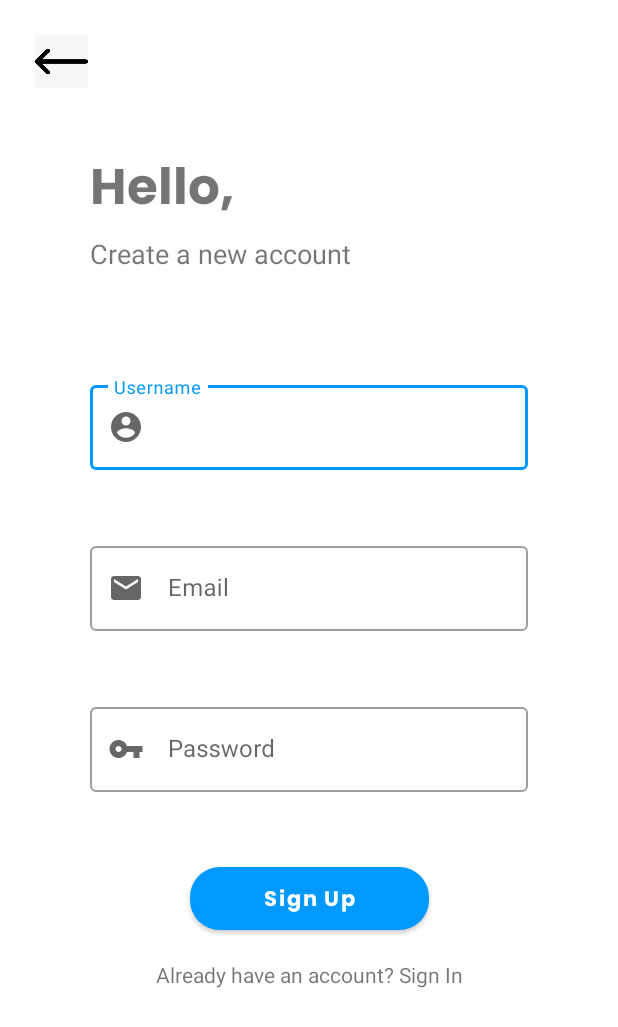
After one commit to rufinaadita/android-uas, an Android app: the layout register_activity.xml on its own in the app's theme, with its tools: preview values and no code run, on a phone screen of 412 x 824 dp. The commit adds this screen. Shown: the top 1027 px of the screen. Run offline under Robolectric (Android 15) with nearby library versions, the phone set to English and light mode, and no system bars.

Commit message:
register

```diff
--- /dev/null
+++ b/app/src/main/res/drawable/ic_account.xml
@@ -0,0 +1,10 @@
+<vector xmlns:android="http://schemas.android.com/apk/res/android"
+    android:width="24dp"
+    android:height="24dp"
+    android:viewportWidth="24"
+    android:viewportHeight="24"
+    android:tint="?attr/colorControlNormal">
+  <path
+      android:fillColor="@android:color/white"
+      android:pathData="M12,2C6.48,2 2,6.48 2,12s4.48,10 10,10 10,-4.48 10,-10S17.52,2 12,2zM12,5c1.66,0 3,1.34 3,3s-1.34,3 -3,3 -3,-1.34 -3,-3 1.34,-3 3,-3zM12,19.2c-2.5,0 -4.71,-1.28 -6,-3.22 0.03,-1.99 4,-3.08 6,-3.08 1.99,0 5.97,1.09 6,3.08 -1.29,1.94 -3.5,3.22 -6,3.22z"/>
+</vector>
--- /dev/null
+++ b/app/src/main/res/drawable/ic_key.xml
@@ -0,0 +1,10 @@
+<vector xmlns:android="http://schemas.android.com/apk/res/android"
+    android:width="24dp"
+    android:height="24dp"
+    android:viewportWidth="24"
+    android:viewportHeight="24"
+    android:tint="?attr/colorControlNormal">
+  <path
+      android:fillColor="@android:color/white"
+      android:pathData="M12.65,10C11.83,7.67 9.61,6 7,6c-3.31,0 -6,2.69 -6,6s2.69,6 6,6c2.61,0 4.83,-1.67 5.65,-4H17v4h4v-4h2v-4H12.65zM7,14c-1.1,0 -2,-0.9 -2,-2s0.9,-2 2,-2 2,0.9 2,2 -0.9,2 -2,2z"/>
+</vector>
--- /dev/null
+++ b/app/src/main/res/drawable/ic_mail.xml
@@ -0,0 +1,10 @@
+<vector xmlns:android="http://schemas.android.com/apk/res/android"
+    android:width="24dp"
+    android:height="24dp"
+    android:viewportWidth="24"
+    android:viewportHeight="24"
+    android:tint="?attr/colorControlNormal">
+  <path
+      android:fillColor="@android:color/white"
+      android:pathData="M20,4L4,4c-1.1,0 -1.99,0.9 -1.99,2L2,18c0,1.1 0.9,2 2,2h16c1.1,0 2,-0.9 2,-2L22,6c0,-1.1 -0.9,-2 -2,-2zM20,8l-8,5 -8,-5L4,6l8,5 8,-5v2z"/>
+</vector>
--- /dev/null
+++ b/app/src/main/res/layout/register_activity.xml
@@ -0,0 +1,126 @@
+<?xml version="1.0" encoding="utf-8"?>
+<LinearLayout xmlns:android="http://schemas.android.com/apk/res/android"
+    android:layout_width="match_parent"
+    android:layout_height="match_parent"
+    xmlns:app="http://schemas.android.com/apk/res-auto"
+    android:orientation="vertical">
+
+    <ImageView
+        android:layout_width="35dp"
+        android:layout_height="35dp"
+        android:layout_marginLeft="23dp"
+        android:layout_marginTop="23dp"
+        android:src="@drawable/left_arrow"
+        android:text="Back"/>
+
+    <LinearLayout
+        android:layout_width="match_parent"
+        android:layout_height="wrap_content"
+        android:orientation="vertical"
+        android:layout_marginLeft="60dp"
+        android:layout_marginRight="60dp"
+        android:layout_marginTop="40dp"
+        android:layout_marginBottom="60dp">
+
+        <androidx.constraintlayout.widget.ConstraintLayout
+            android:layout_width="match_parent"
+            android:layout_height="wrap_content">
+
+            <TextView
+                android:id="@+id/tv_Welcome"
+                android:layout_width="wrap_content"
+                android:layout_height="wrap_content"
+                android:text="Hello,"
+                app:layout_constraintTop_toTopOf="parent"
+                app:layout_constraintLeft_toLeftOf="parent"
+                android:textSize="33sp"
+                android:lineSpacingExtra="-100dp"
+                android:fontFamily="@font/poppin_bold"/>
+
+            <TextView
+                android:id="@+id/tv_continue"
+                app:layout_constraintLeft_toLeftOf="parent"
+                android:layout_width="wrap_content"
+                android:layout_height="wrap_content"
+                app:layout_constraintTop_toBottomOf="@+id/tv_Welcome"
+                android:text="Create a new account"
+                android:textSize="18sp" />
+
+            <com.google.android.material.textfield.TextInputLayout
+                android:id="@+id/tf_username"
+                android:layout_width="match_parent"
+                android:layout_height="wrap_content"
+                android:layout_marginTop="70dp"
+                app:layout_constraintTop_toBottomOf="@id/tv_continue"
+                style="@style/Widget.MaterialComponents.TextInputLayout.OutlinedBox"
+                android:hint="Username"
+                app:startIconDrawable="@drawable/ic_account">
+
+                <com.google.android.material.textfield.TextInputEditText
+                    android:layout_width="match_parent"
+                    android:layout_height="wrap_content"
+                    app:boxStrokeColor="@color/blue_main" />
+
+            </com.google.android.material.textfield.TextInputLayout>
+
+            <com.google.android.material.textfield.TextInputLayout
+                android:id="@+id/tf_email"
+                android:layout_width="match_parent"
+                android:layout_height="wrap_content"
+                android:layout_marginTop="45dp"
+                app:layout_constraintTop_toBottomOf="@id/tf_username"
+                style="@style/Widget.MaterialComponents.TextInputLayout.OutlinedBox"
+                android:hint="Email"
+                app:startIconDrawable="@drawable/ic_mail">
+
+                <com.google.android.material.textfield.TextInputEditText
+                    android:layout_width="match_parent"
+                    android:layout_height="wrap_content"
+                    />
+
+            </com.google.android.material.textfield.TextInputLayout>
+
+            <com.google.android.material.textfield.TextInputLayout
+                android:id="@+id/tf_password"
+                android:layout_width="match_parent"
+                android:layout_height="wrap_content"
+                android:layout_marginTop="45dp"
+                app:layout_constraintTop_toBottomOf="@id/tf_email"
+                style="@style/Widget.MaterialComponents.TextInputLayout.OutlinedBox"
+                android:hint="Password"
+                app:startIconDrawable="@drawable/ic_key">
+
+                <com.google.android.material.textfield.TextInputEditText
+                    android:layout_width="match_parent"
+                    android:layout_height="wrap_content" />
+
+            </com.google.android.material.textfield.TextInputLayout>
+
+            <Button
+                android:id="@+id/textButton"
+                android:layout_width="159dp"
+                android:layout_height="42dp"
+                app:layout_constraintTop_toBottomOf="@id/tf_password"
+                app:layout_constraintLeft_toLeftOf="parent"
+                app:layout_constraintRight_toRightOf="parent"
+                android:fontFamily="@font/poppin_bold"
+                android:layout_marginTop="50dp"
+                android:text="Sign Up"
+                android:textAllCaps="false"
+                android:background="@drawable/rounded_shape"
+                android:textColor="@color/white"/>
+
+            <TextView
+                android:id="@+id/tv_signup"
+                android:layout_width="wrap_content"
+                android:layout_height="wrap_content"
+                android:layout_marginTop="20dp"
+                app:layout_constraintLeft_toLeftOf="parent"
+                app:layout_constraintRight_toRightOf="parent"
+                app:layout_constraintTop_toBottomOf="@id/textButton"
+                android:text="Already have an account? Sign In"/>
+
+        </androidx.constraintlayout.widget.ConstraintLayout>
+
+    </LinearLayout>
+</LinearLayout>
--- a/app/src/main/res/values/themes.xml
+++ b/app/src/main/res/values/themes.xml
@@ -2,7 +2,7 @@
     <!-- Base application theme. -->
     <style name="Theme.ProjekAntrian" parent="Theme.MaterialComponents.Light.NoActionBar">
         <!-- Primary brand color. -->
-        <item name="colorPrimary">@color/purple_500</item>
+        <item name="colorPrimary">@color/blue_main</item>
         <item name="colorPrimaryVariant">@color/purple_700</item>
         <item name="colorOnPrimary">@color/white</item>
         <!-- Secondary brand color. -->
```
Also changed, not shown: app/src/main/res/drawable/left_arrow.jpeg (added).
